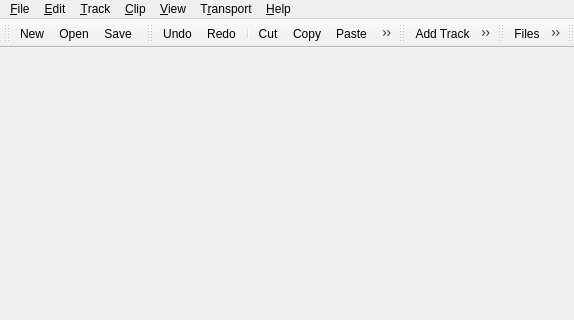
Qt form src/qtractorMainForm.ui (rncbc/qtractor) before a commit; both pictures show x 0 to 574 and y 0 to 320 of the 800 by 600 pixel window.
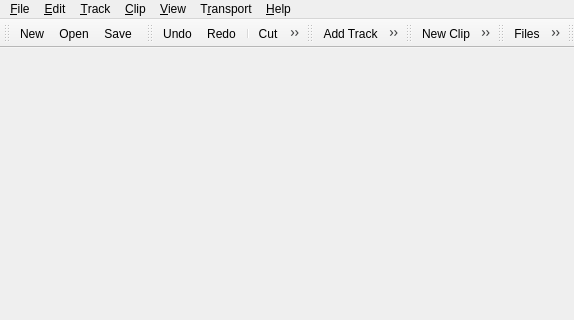
The same form after that commit. Icons and pictures are not drawn.

Commit message: - Set Edit/Select Mode a drop-down tool-buttom menu. - Clip toolbar and View/Toolbar/Clip menu option added.

The edit to the form file:
```diff
--- a/src/qtractorMainForm.ui
+++ b/src/qtractorMainForm.ui
@@ -81,11 +81,6 @@
    <addaction name="editPasteAction"/>
    <addaction name="separator"/>
    <addaction name="editDeleteAction"/>
-   <addaction name="separator"/>
-   <addaction name="editSelectModeMenu"/>
-   <addaction name="separator"/>
-   <addaction name="clipNewAction"/>
-   <addaction name="clipEditAction"/>
   </widget>
   <widget class="QToolBar" name="trackToolbar">
    <property name="orientation">
@@ -102,6 +97,19 @@
    <addaction name="separator"/>
    <addaction name="trackPropertiesAction"/>
   </widget>
+  <widget class="QToolBar" name="clipToolbar">
+   <property name="orientation">
+    <enum>Qt::Horizontal</enum>
+   </property>
+   <attribute name="toolBarArea">
+    <enum>TopToolBarArea</enum>
+   </attribute>
+   <attribute name="toolBarBreak">
+    <bool>false</bool>
+   </attribute>
+   <addaction name="clipNewAction"/>
+   <addaction name="clipEditAction"/>
+  </widget>
   <widget class="QToolBar" name="viewToolbar">
    <property name="orientation">
     <enum>Qt::Horizontal</enum>
```
Left out of the diff: 18 changed lines with no effect on the pictures. The commit also changes 4 other files.
